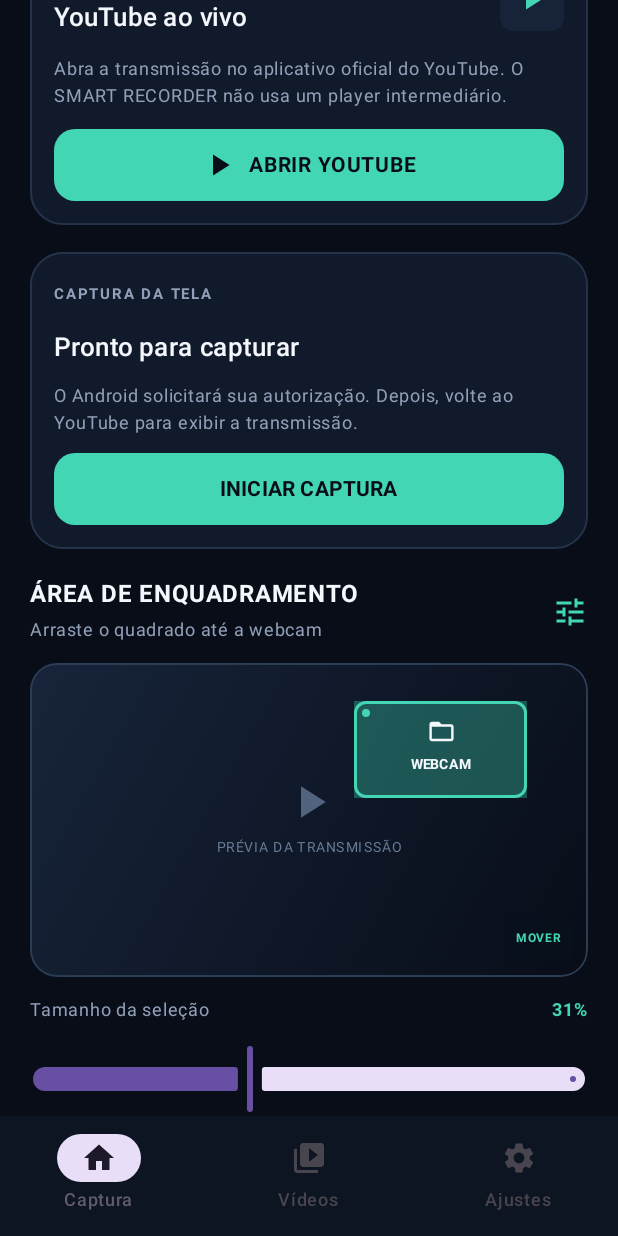
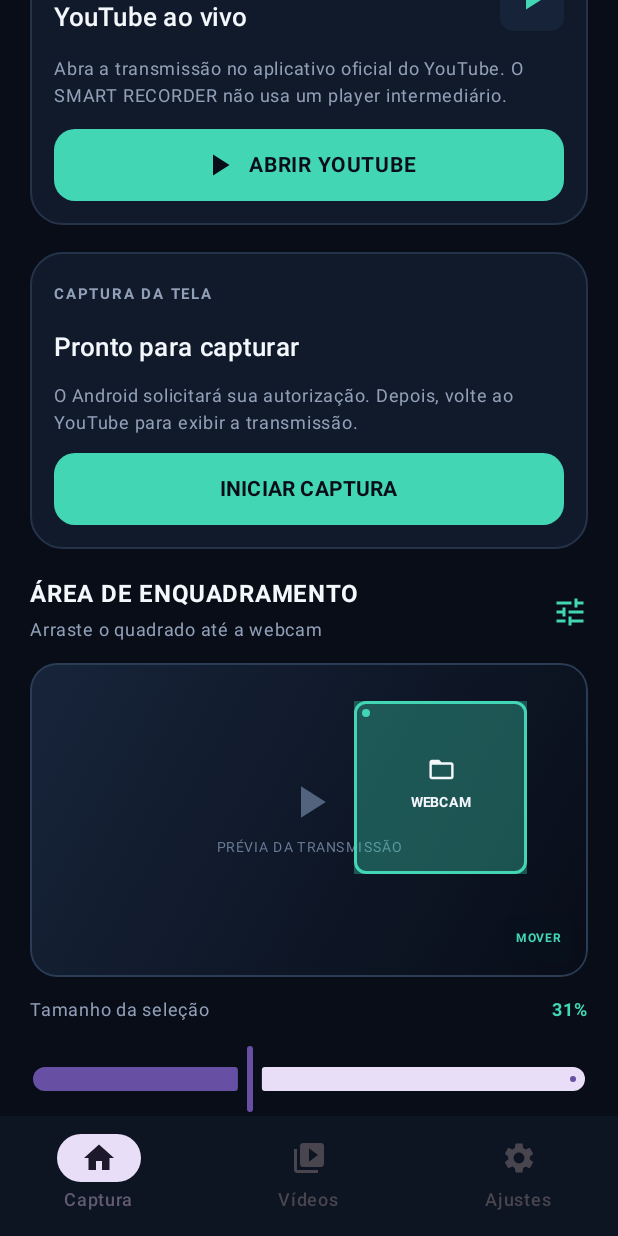
Before and after one commit to joseemanoelgonzagabandeira16-boop/SMART-RECORDER, an Android app built with Jetpack Compose: the screen it shows after launch (MainActivity), on a phone screen of 412 x 824 dp. Run offline under Robolectric (Android 15) with nearby library versions, the phone set to English and light mode, and no system bars.

Commit message:
Persist webcam crop selection and correct square selector geometry

```diff
--- a/app/src/main/java/com/smartteck/smartrecorder/MainActivity.kt
+++ b/app/src/main/java/com/smartteck/smartrecorder/MainActivity.kt
@@ -69,6 +69,7 @@ import androidx.compose.ui.graphics.Brush
 import androidx.compose.ui.graphics.Color
 import androidx.compose.ui.input.pointer.pointerInput
 import androidx.compose.ui.platform.LocalContext
+import androidx.compose.ui.platform.LocalDensity
 import androidx.compose.ui.text.font.FontWeight
 import androidx.compose.ui.unit.dp
 import androidx.compose.ui.unit.sp
@@ -117,10 +118,22 @@ private fun SmartRecorderApp() {
 @Composable
 private fun CaptureScreen() {
     val context = LocalContext.current
-    var webcamX by remember { mutableFloatStateOf(0.58f) }
-    var webcamY by remember { mutableFloatStateOf(0.12f) }
-    var webcamSize by remember { mutableFloatStateOf(0.31f) }
-    var regionSaved by remember { mutableStateOf(false) }
+    val cropPreferences = remember(context) {
+        context.getSharedPreferences("smart_recorder_crop", android.content.Context.MODE_PRIVATE)
+    }
+    var webcamX by remember(cropPreferences) {
+        mutableFloatStateOf(cropPreferences.getFloat("webcam_x", 0.58f).coerceIn(0f, 0.80f))
+    }
+    var webcamY by remember(cropPreferences) {
+        mutableFloatStateOf(cropPreferences.getFloat("webcam_y", 0.12f).coerceIn(0f, 0.80f))
+    }
+    var webcamSize by remember(cropPreferences) {
+        mutableFloatStateOf(cropPreferences.getFloat("webcam_size", 0.31f).coerceIn(0.20f, 0.48f))
+    }
+    var regionSaved by remember(cropPreferences) {
+        mutableStateOf(cropPreferences.contains("webcam_x") &&
+            cropPreferences.contains("webcam_y") && cropPreferences.contains("webcam_size"))
+    }
     var captureRunning by remember { mutableStateOf(false) }
     val projectionManager = remember { context.getSystemService(android.content.Context.MEDIA_PROJECTION_SERVICE) as MediaProjectionManager }
     val capturePermission = rememberLauncherForActivityResult(ActivityResultContracts.StartActivityForResult()) { result ->
@@ -249,9 +262,19 @@ private fun CaptureScreen() {
                     Text("${(webcamSize * 100).toInt()}%", color = Accent, fontSize = 12.sp, fontWeight = FontWeight.Bold)
                 }
                 Slider(value = webcamSize, onValueChange = {
-                    webcamSize = it.coerceIn(0.20f, 0.48f); regionSaved = false
+                    webcamSize = it.coerceIn(0.20f, 0.48f)
+                    webcamX = webcamX.coerceIn(0f, 1f - webcamSize)
+                    webcamY = webcamY.coerceIn(0f, 1f - webcamSize)
+                    regionSaved = false
                 }, valueRange = 0.20f..0.48f)
-                OutlinedButton(onClick = { regionSaved = true }, modifier = Modifier.fillMaxWidth().height(46.dp),
+                OutlinedButton(onClick = {
+                    cropPreferences.edit()
+                        .putFloat("webcam_x", webcamX)
+                        .putFloat("webcam_y", webcamY)
+                        .putFloat("webcam_size", webcamSize)
+                        .apply()
+                    regionSaved = true
+                }, modifier = Modifier.fillMaxWidth().height(46.dp),
                     shape = RoundedCornerShape(13.dp), border = BorderStroke(1.dp, if (regionSaved) Accent else Color(0xFF34445D))) {
                     Icon(Icons.Default.Tune, contentDescription = null, tint = if (regionSaved) Accent else TextMain)
                     Spacer(Modifier.width(8.dp))
@@ -279,6 +302,7 @@ private fun PreviewSelector(webcamX: Float, webcamY: Float, webcamSize: Float, o
     val currentWebcamX by rememberUpdatedState(webcamX)
     val currentWebcamY by rememberUpdatedState(webcamY)
     val currentOnPositionChange by rememberUpdatedState(onPositionChange)
+    val density = LocalDensity.current
     BoxWithConstraints(
         modifier = Modifier.fillMaxWidth().aspectRatio(16f / 9f).clip(RoundedCornerShape(18.dp))
             .background(Brush.linearGradient(listOf(Color(0xFF17243A), Color(0xFF080D18))))
@@ -292,14 +316,14 @@ private fun PreviewSelector(webcamX: Float, webcamY: Float, webcamSize: Float, o
         }
         Box(
             modifier = Modifier.offset(x = maxWidth * webcamX, y = maxHeight * webcamY)
-                .size(width = maxWidth * webcamSize, height = maxHeight * webcamSize)
+                .size(maxWidth * webcamSize)
                 .border(2.dp, Accent, RoundedCornerShape(8.dp))
                 .background(Color(0x553ED8B5))
                 .pointerInput(maxWidth, maxHeight, webcamSize) {
                     detectDragGestures { change, dragAmount ->
                         change.consume()
-                        val parentWidth = size.width / webcamSize
-                        val parentHeight = size.height / webcamSize
+                        val parentWidth = with(density) { maxWidth.toPx() }
+                        val parentHeight = with(density) { maxHeight.toPx() }
                         val nextX = (currentWebcamX + dragAmount.x / parentWidth).coerceIn(0f, 1f - webcamSize)
                         val nextY = (currentWebcamY + dragAmount.y / parentHeight).coerceIn(0f, 1f - webcamSize)
                         currentOnPositionChange(nextX, nextY)
```
